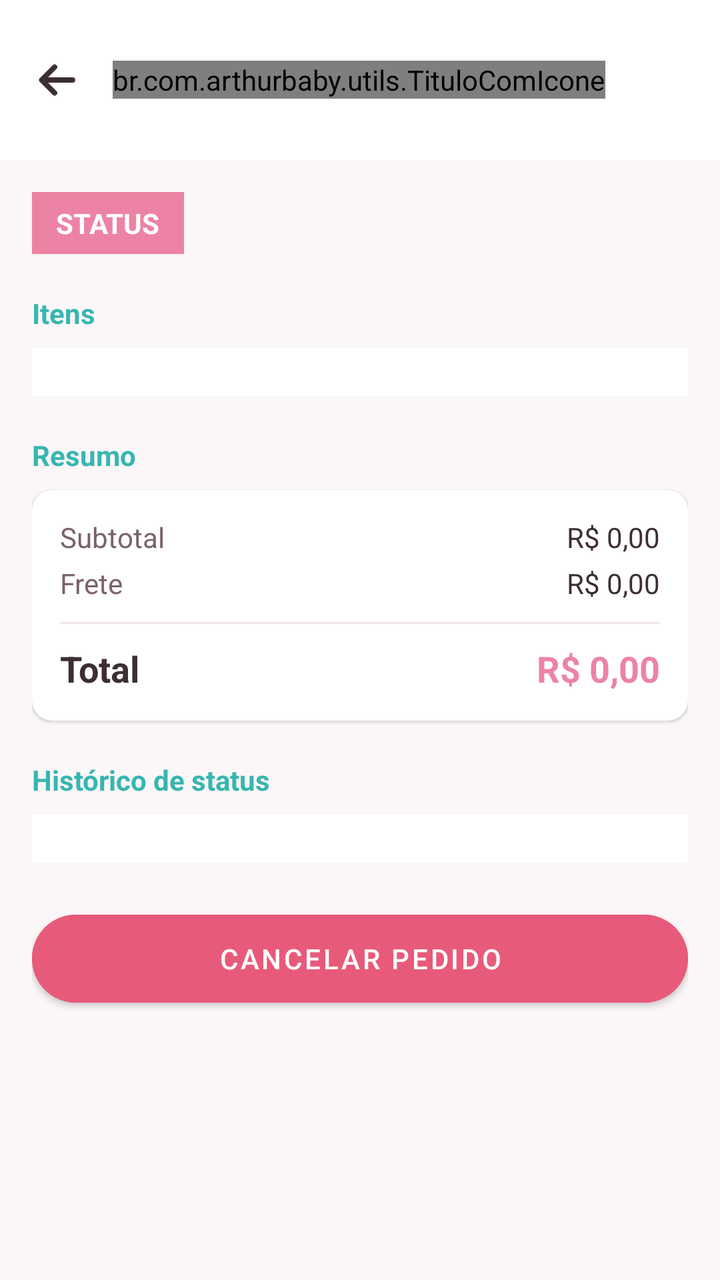
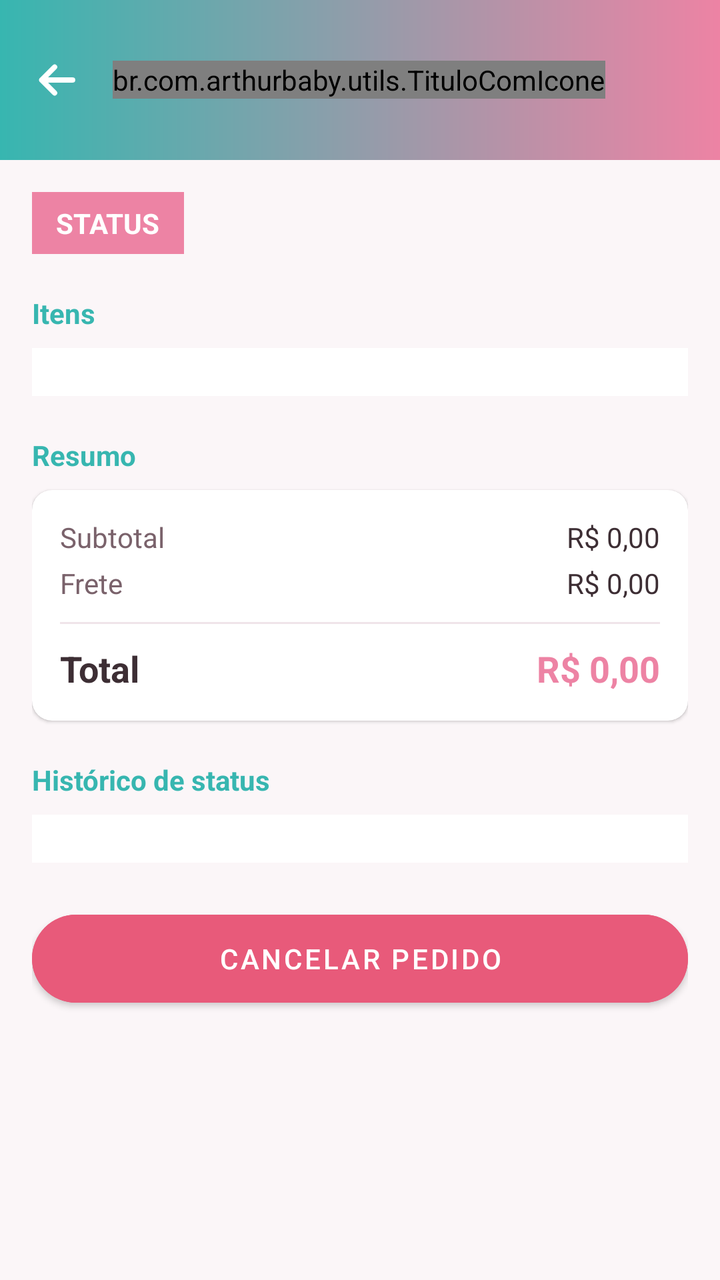

Two renders of the same Android screen: before a commit and after it. Below are the layout's source before the change and the commit's diff.
<!-- AndroidManifest.xml: application theme Theme.ArthurBaby -->
<!-- res/layout/fragment_detalhe_pedido.xml -->
<?xml version="1.0" encoding="utf-8"?>
<ScrollView xmlns:android="http://schemas.android.com/apk/res/android"
    xmlns:app="http://schemas.android.com/apk/res-auto"
    android:layout_width="match_parent"
    android:layout_height="match_parent"
    android:background="@color/fundo_claro"
    android:fillViewport="true">

    <LinearLayout
        android:layout_width="match_parent"
        android:layout_height="wrap_content"
        android:orientation="vertical">

        
        <LinearLayout
            android:layout_width="match_parent"
            android:layout_height="wrap_content"
            android:orientation="horizontal"
            android:gravity="center_vertical"
            android:padding="16dp"
            android:background="@color/branco">

            <ImageButton
                android:id="@+id/btnVoltar"
                style="@style/BotaoVoltar"
                app:tint="@color/texto_primario" />

            <br.com.arthurbaby.utils.TituloComIcone
                android:id="@+id/tvTitulo"
                android:layout_width="wrap_content"
                android:layout_height="wrap_content"
                android:text="Pedido"
                android:textSize="20sp"
                android:textStyle="bold"
                android:textColor="@color/texto_primario"
                app:iconeTitulo="@drawable/ic_pedidos" />


            <Space

                android:layout_width="0dp"

                android:layout_height="1dp"

                android:layout_weight="1" />
        </LinearLayout>

        <LinearLayout
            android:layout_width="match_parent"
            android:layout_height="wrap_content"
            android:orientation="vertical"
            android:padding="16dp">

            <TextView
                android:id="@+id/tvStatus"
                android:layout_width="wrap_content"
                android:layout_height="wrap_content"
                android:text="STATUS"
                android:textStyle="bold"
                android:textColor="@color/branco"
                android:background="@color/rosa_arthur"
                android:paddingHorizontal="12dp"
                android:paddingVertical="6dp" />

            <TextView
                android:layout_width="wrap_content"
                android:layout_height="wrap_content"
                android:text="Itens"
                android:textStyle="bold"
                android:textColor="@color/verde_arthur"
                android:layout_marginTop="20dp" />

            <LinearLayout
                android:id="@+id/containerItens"
                android:layout_width="match_parent"
                android:layout_height="wrap_content"
                android:orientation="vertical"
                android:background="@color/branco"
                android:padding="12dp"
                android:layout_marginTop="8dp" />

            
            <TextView
                android:layout_width="wrap_content"
                android:layout_height="wrap_content"
                android:text="Resumo"
                android:textStyle="bold"
                android:textColor="@color/verde_arthur"
                android:layout_marginTop="20dp" />

            <androidx.cardview.widget.CardView
                android:layout_width="match_parent"
                android:layout_height="wrap_content"
                android:layout_marginTop="8dp"
                app:cardCornerRadius="10dp"
                app:cardElevation="1dp"
                app:cardBackgroundColor="@color/branco">

                <LinearLayout
                    android:layout_width="match_parent"
                    android:layout_height="wrap_content"
                    android:orientation="vertical"
                    android:padding="14dp">

                    
                    <LinearLayout
                        android:layout_width="match_parent"
                        android:layout_height="wrap_content"
                        android:orientation="horizontal">
                        <TextView
                            android:layout_width="0dp"
                            android:layout_height="wrap_content"
                            android:layout_weight="1"
                            android:text="Subtotal"
                            android:textColor="@color/cinza_medio" />
                        <TextView
                            android:id="@+id/tvSubtotalDetalhe"
                            android:layout_width="wrap_content"
                            android:layout_height="wrap_content"
                            android:text="R$ 0,00"
                            android:textColor="@color/texto_primario" />
                    </LinearLayout>

                    
                    <LinearLayout
                        android:id="@+id/rowDescontoDetalhe"
                        android:layout_width="match_parent"
                        android:layout_height="wrap_content"
                        android:orientation="horizontal"
                        android:layout_marginTop="4dp"
                        android:visibility="gone">
                        <TextView
                            android:id="@+id/tvLabelDescontoDetalhe"
                            android:layout_width="0dp"
                            android:layout_height="wrap_content"
                            android:layout_weight="1"
                            android:text="Desconto"
                            android:textColor="@color/verde_arthur"
                            android:textStyle="bold" />
                        <TextView
                            android:id="@+id/tvDescontoDetalhe"
                            android:layout_width="wrap_content"
                            android:layout_height="wrap_content"
                            android:text="- R$ 0,00"
                            android:textColor="@color/verde_arthur"
                            android:textStyle="bold" />
                    </LinearLayout>

                    
                    <LinearLayout
                        android:layout_width="match_parent"
                        android:layout_height="wrap_content"
                        android:orientation="horizontal"
                        android:layout_marginTop="4dp">
                        <TextView
                            android:layout_width="0dp"
                            android:layout_height="wrap_content"
                            android:layout_weight="1"
                            android:text="Frete"
                            android:textColor="@color/cinza_medio" />
                        <TextView
                            android:id="@+id/tvFreteDetalhe"
                            android:layout_width="wrap_content"
                            android:layout_height="wrap_content"
                            android:text="R$ 0,00"
                            android:textColor="@color/texto_primario" />
                    </LinearLayout>

                    <View
                        android:layout_width="match_parent"
                        android:layout_height="1dp"
                        android:background="@color/cinza_borda"
                        android:layout_marginVertical="10dp" />

                    
                    <LinearLayout
                        android:layout_width="match_parent"
                        android:layout_height="wrap_content"
                        android:orientation="horizontal">
                        <TextView
                            android:layout_width="0dp"
                            android:layout_height="wrap_content"
                            android:layout_weight="1"
                            android:text="Total"
                            android:textStyle="bold"
                            android:textSize="18sp"
                            android:textColor="@color/texto_primario" />
                        <TextView
                            android:id="@+id/tvTotal"
                            android:layout_width="wrap_content"
                            android:layout_height="wrap_content"
                            android:text="R$ 0,00"
                            android:textStyle="bold"
                            android:textSize="18sp"
                            android:textColor="@color/rosa_arthur" />
                    </LinearLayout>
                </LinearLayout>
            </androidx.cardview.widget.CardView>

            <TextView
                android:layout_width="wrap_content"
                android:layout_height="wrap_content"
                android:text="Histórico de status"
                android:textStyle="bold"
                android:textColor="@color/verde_arthur"
                android:layout_marginTop="20dp" />

            <LinearLayout
                android:id="@+id/containerHistorico"
                android:layout_width="match_parent"
                android:layout_height="wrap_content"
                android:orientation="vertical"
                android:background="@color/branco"
                android:padding="12dp"
                android:layout_marginTop="8dp" />

            
            <com.google.android.material.button.MaterialButton
                android:id="@+id/btnCancelarPedido"
                android:tooltipText="Cancelar este pedido"
                android:contentDescription="Cancelar este pedido"
                android:layout_width="match_parent"
                android:layout_height="56dp"
                android:layout_marginTop="20dp"
                android:layout_marginBottom="20dp"
                android:text="CANCELAR PEDIDO"
                android:backgroundTint="@color/vermelho_desconto"
                android:textColor="@color/branco"
                app:cornerRadius="28dp" />

        </LinearLayout>
    </LinearLayout>
</ScrollView>
<!-- resources referenced by this layout -->
<resources>
  <color name="branco">#FFFFFF</color>
  <color name="cinza_borda">#F0E4E9</color>
  <color name="cinza_medio">#7A626B</color>
  <color name="fundo_claro">#FBF6F8</color>
  <color name="rosa_arthur">#ED83A4</color>
  <color name="texto_primario">#3D2E34</color>
  <color name="verde_arthur">#37B6B0</color>
  <color name="vermelho_desconto">#E85A7A</color>
  <!-- drawable ic_pedidos (drawable) -->
  <vector xmlns:android="http://schemas.android.com/apk/res/android"
      android:width="24dp"
      android:height="24dp"
      android:viewportWidth="24"
      android:viewportHeight="24">
      <path
          android:fillColor="#FF000000"
          android:pathData="M20,2H4C3,2 2,2.9 2,4v3.01C2,7.73 2.43,8.35 3,8.7V20c0,1.1 0.9,2 2,2h14c1.1,0 2,-0.9 2,-2V8.7c0.57,-0.35 1,-0.97 1,-1.69V4C22,2.9 21,2 20,2zM19,20H5V9h14V20zM20,7H4V4h16V7z"/>
      <path
          android:fillColor="#FF000000"
          android:pathData="M9,12h6v2H9z"/>
  </vector>
  <style name="BotaoVoltar">
          <item name="android:layout_width">48dp</item>
          <item name="android:layout_height">48dp</item>
          <item name="android:layout_marginStart">-12dp</item>
          <item name="android:layout_marginEnd">4dp</item>
          <item name="android:padding">12dp</item>
          <item name="android:scaleType">fitCenter</item>
          <item name="android:src">@drawable/ic_voltar</item>
          <item name="tint">@color/texto_primario</item>
          <item name="android:background">?attr/selectableItemBackgroundBorderless</item>
          <item name="android:contentDescription">Voltar</item>
          <item name="android:tooltipText">Voltar</item>
      </style>
  <!-- drawable ic_voltar (drawable) -->
  <?xml version="1.0" encoding="utf-8"?>
  <vector xmlns:android="http://schemas.android.com/apk/res/android"
      android:width="24dp"
      android:height="24dp"
      android:viewportWidth="24"
      android:viewportHeight="24">
      <path
          android:pathData="M20,12H4.5M11,5.5L4.5,12L11,18.5"
          android:strokeColor="#FF000000"
          android:strokeWidth="2.6"
          android:strokeLineCap="round"
          android:strokeLineJoin="round" />
  </vector>
  <color name="verde_escuro">#2A8F8A</color>
  <color name="rosa_escuro">#D56586</color>
  <!-- unchanged entries left out for length: 1 -->
</resources>

<!-- the commit's change to res/layout/fragment_detalhe_pedido.xml (unified diff, before → after) -->
@@ -18,22 +18,23 @@
             android:orientation="horizontal"
             android:gravity="center_vertical"
             android:padding="16dp"
-            android:background="@color/branco">
+            android:background="@drawable/bg_gradiente_header">
 
             <ImageButton
                 android:id="@+id/btnVoltar"
                 style="@style/BotaoVoltar"
-                app:tint="@color/texto_primario" />
+                app:tint="@color/branco" />
 
             <br.com.arthurbaby.utils.TituloComIcone
                 android:id="@+id/tvTitulo"
                 android:layout_width="wrap_content"
                 android:layout_height="wrap_content"
-                android:text="Pedido"
-                android:textSize="20sp"
-                android:textStyle="bold"
-                android:textColor="@color/texto_primario"
-                app:iconeTitulo="@drawable/ic_pedidos" />
+                android:text="@string/pedido"
+                android:textSize="@dimen/texto_subtitulo"
+                android:textStyle="bold"
+                android:textColor="@color/branco"
+                app:iconeTitulo="@drawable/ic_pedidos"
+            app:iconeClaro="true" />
 
 
             <Space
@@ -55,7 +56,7 @@
                 android:id="@+id/tvStatus"
                 android:layout_width="wrap_content"
                 android:layout_height="wrap_content"
-                android:text="STATUS"
+                android:text="@string/status"
                 android:textStyle="bold"
                 android:textColor="@color/branco"
                 android:background="@color/rosa_arthur"
@@ -65,7 +66,7 @@
             <TextView
                 android:layout_width="wrap_content"
                 android:layout_height="wrap_content"
-                android:text="Itens"
+                android:text="@string/itens"
                 android:textStyle="bold"
                 android:textColor="@color/verde_arthur"
                 android:layout_marginTop="20dp" />
@@ -83,7 +84,7 @@
             <TextView
                 android:layout_width="wrap_content"
                 android:layout_height="wrap_content"
-                android:text="Resumo"
+                android:text="@string/resumo"
                 android:textStyle="bold"
                 android:textColor="@color/verde_arthur"
                 android:layout_marginTop="20dp" />
@@ -111,13 +112,13 @@
                             android:layout_width="0dp"
                             android:layout_height="wrap_content"
                             android:layout_weight="1"
-                            android:text="Subtotal"
+                            android:text="@string/subtotal"
                             android:textColor="@color/cinza_medio" />
                         <TextView
                             android:id="@+id/tvSubtotalDetalhe"
                             android:layout_width="wrap_content"
                             android:layout_height="wrap_content"
-                            android:text="R$ 0,00"
+                            android:text="@string/r_0_00"
                             android:textColor="@color/texto_primario" />
                     </LinearLayout>
 
@@ -134,14 +135,14 @@
                             android:layout_width="0dp"
                             android:layout_height="wrap_content"
                             android:layout_weight="1"
-                            android:text="Desconto"
+                            android:text="@string/desconto"
                             android:textColor="@color/verde_arthur"
                             android:textStyle="bold" />
                         <TextView
                             android:id="@+id/tvDescontoDetalhe"
                             android:layout_width="wrap_content"
                             android:layout_height="wrap_content"
-                            android:text="- R$ 0,00"
+                            android:text="@string/r_0_00_2"
                             android:textColor="@color/verde_arthur"
                             android:textStyle="bold" />
                     </LinearLayout>
@@ -156,13 +157,13 @@
                             android:layout_width="0dp"
                             android:layout_height="wrap_content"
                             android:layout_weight="1"
-                            android:text="Frete"
+                            android:text="@string/frete"
                             android:textColor="@color/cinza_medio" />
                         <TextView
                             android:id="@+id/tvFreteDetalhe"
                             android:layout_width="wrap_content"
                             android:layout_height="wrap_content"
-                            android:text="R$ 0,00"
+                            android:text="@string/r_0_00"
                             android:textColor="@color/texto_primario" />
                     </LinearLayout>
 
@@ -181,17 +182,17 @@
                             android:layout_width="0dp"
                             android:layout_height="wrap_content"
                             android:layout_weight="1"
-                            android:text="Total"
+                            android:text="@string/total"
                             android:textStyle="bold"
-                            android:textSize="18sp"
+                            android:textSize="@dimen/texto_subtitulo"
                             android:textColor="@color/texto_primario" />
                         <TextView
                             android:id="@+id/tvTotal"
                             android:layout_width="wrap_content"
                             android:layout_height="wrap_content"
-                            android:text="R$ 0,00"
+                            android:text="@string/r_0_00"
                             android:textStyle="bold"
-                            android:textSize="18sp"
+                            android:textSize="@dimen/texto_subtitulo"
                             android:textColor="@color/rosa_arthur" />
                     </LinearLayout>
                 </LinearLayout>
@@ -200,7 +201,7 @@
             <TextView
                 android:layout_width="wrap_content"
                 android:layout_height="wrap_content"
-                android:text="Histórico de status"
+                android:text="@string/historico_de_status"
                 android:textStyle="bold"
                 android:textColor="@color/verde_arthur"
                 android:layout_marginTop="20dp" />
@@ -218,12 +219,12 @@
             <com.google.android.material.button.MaterialButton
                 android:id="@+id/btnCancelarPedido"
                 android:tooltipText="Cancelar este pedido"
-                android:contentDescription="Cancelar este pedido"
+                android:contentDescription="@string/cancelar_este_pedido"
                 android:layout_width="match_parent"
                 android:layout_height="56dp"
                 android:layout_marginTop="20dp"
                 android:layout_marginBottom="20dp"
-                android:text="CANCELAR PEDIDO"
+                android:text="@string/cancelar_pedido"
                 android:backgroundTint="@color/vermelho_desconto"
                 android:textColor="@color/branco"
                 app:cornerRadius="28dp" />
<!-- resource entries referenced after the edit -->
@@ -8,6 +8,17 @@
   <color name="texto_primario">#3D2E34</color>
   <color name="verde_arthur">#37B6B0</color>
   <color name="vermelho_desconto">#E85A7A</color>
+  <dimen name="texto_subtitulo">18sp</dimen>
+  <!-- drawable bg_gradiente_header (drawable) -->
+  <?xml version="1.0" encoding="utf-8"?>
+  <shape xmlns:android="http://schemas.android.com/apk/res/android"
+      android:shape="rectangle">
+      <gradient
+          android:startColor="@color/verde_arthur"
+          android:endColor="@color/rosa_arthur"
+          android:angle="0"
+          android:type="linear" />
+  </shape>
   <!-- drawable ic_pedidos (drawable) -->
   <vector xmlns:android="http://schemas.android.com/apk/res/android"
       android:width="24dp"
@@ -21,6 +32,19 @@
           android:fillColor="#FF000000"
           android:pathData="M9,12h6v2H9z"/>
   </vector>
+  <string name="cancelar_este_pedido">Cancelar este pedido</string>
+  <string name="cancelar_pedido">CANCELAR PEDIDO</string>
+  <string name="desconto">Desconto</string>
+  <string name="frete">Frete</string>
+  <string name="historico_de_status">Histórico de status</string>
+  <string name="itens">Itens</string>
+  <string name="pedido">Pedido</string>
+  <string name="r_0_00">R$ 0,00</string>
+  <string name="r_0_00_2">- R$ 0,00</string>
+  <string name="resumo">Resumo</string>
+  <string name="status">STATUS</string>
+  <string name="subtotal">Subtotal</string>
+  <string name="total">Total</string>
   <style name="BotaoVoltar">
           <item name="android:layout_width">48dp</item>
           <item name="android:layout_height">48dp</item>
